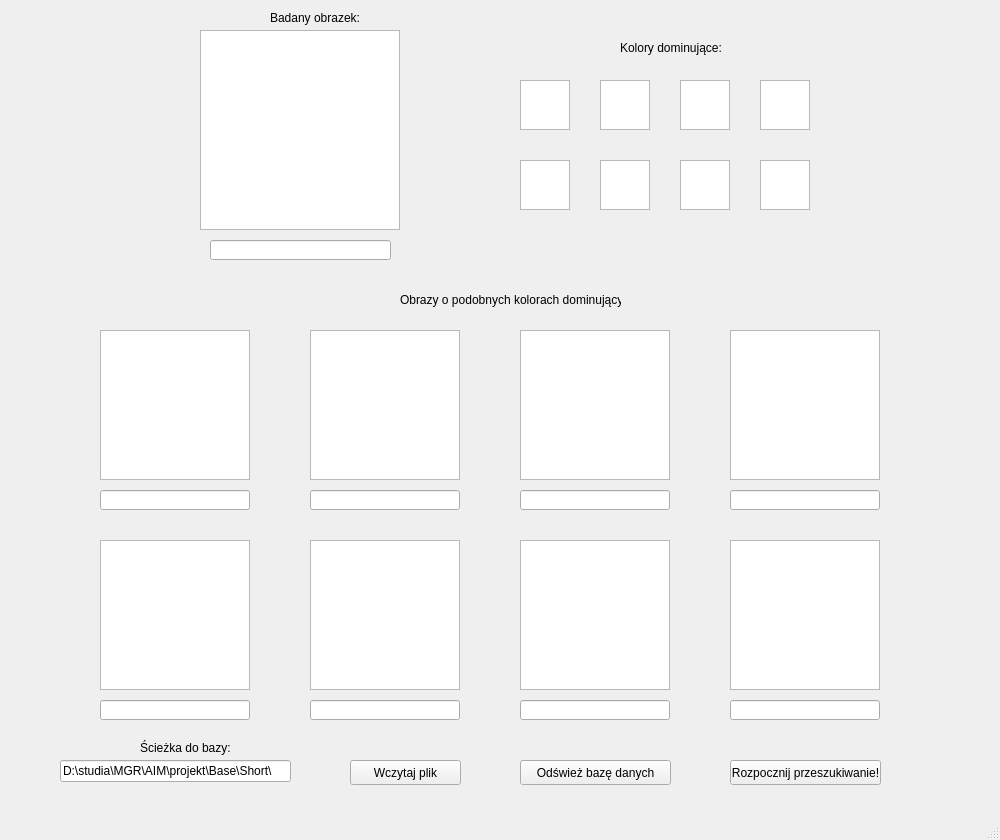
Before: the Qt Designer form AIM/AIM/aim.ui in Insekt0/mytestrepo, drawn with Qt 5.
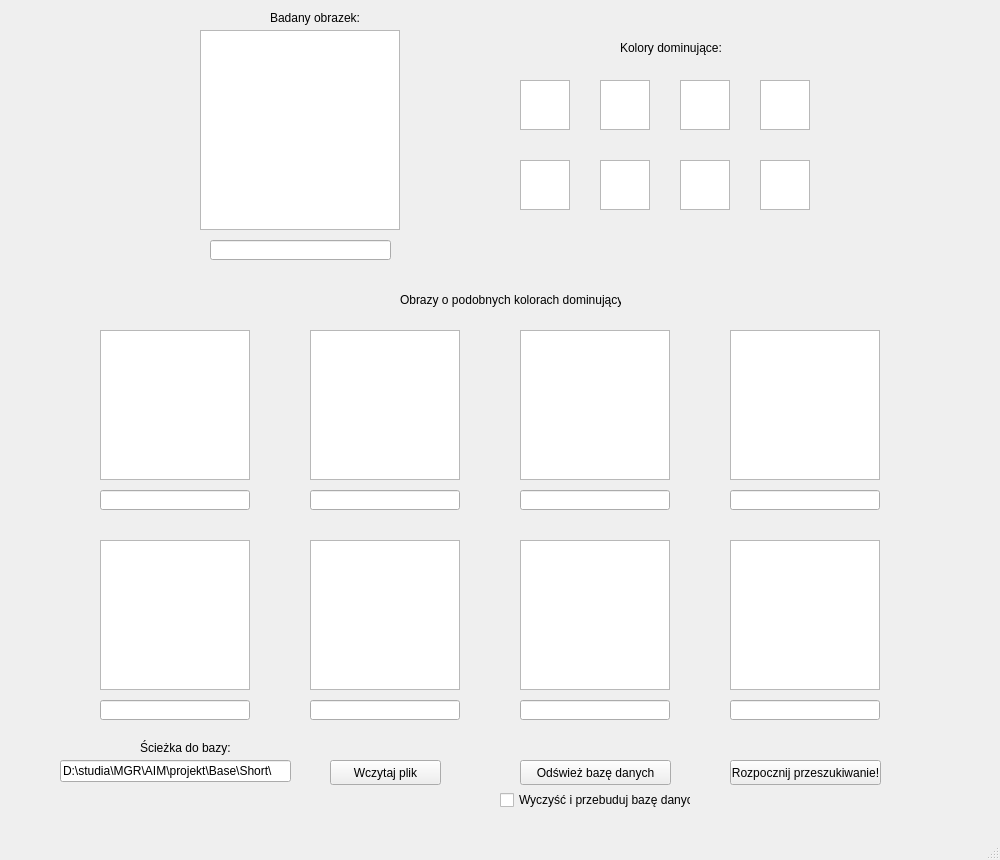
After: the same form once the commit is applied.

Commit message: Improved indexing, added clean rebuild database

Diff of the .ui file:
```diff
--- a/AIM/AIM/aim.ui
+++ b/AIM/AIM/aim.ui
@@ -7,7 +7,7 @@
     <x>0</x>
     <y>0</y>
     <width>1000</width>
-    <height>840</height>
+    <height>860</height>
    </rect>
   </property>
   <property name="sizePolicy">
@@ -19,13 +19,13 @@
   <property name="minimumSize">
    <size>
     <width>1000</width>
-    <height>840</height>
+    <height>860</height>
    </size>
   </property>
   <property name="maximumSize">
    <size>
     <width>1000</width>
-    <height>840</height>
+    <height>860</height>
    </size>
   </property>
   <property name="mouseTracking">
@@ -388,7 +388,7 @@
    <widget class="QPushButton" name="loadButton">
     <property name="geometry">
      <rect>
-      <x>350</x>
+      <x>330</x>
       <y>760</y>
       <width>111</width>
       <height>25</height>
@@ -639,6 +639,19 @@
      <string>Odśwież bazę danych</string>
     </property>
    </widget>
+   <widget class="QCheckBox" name="cleanAndRebuildDatabase">
+    <property name="geometry">
+     <rect>
+      <x>500</x>
+      <y>790</y>
+      <width>191</width>
+      <height>20</height>
+     </rect>
+    </property>
+    <property name="text">
+     <string>Wyczyść i przebuduj bazę danych</string>
+    </property>
+   </widget>
   </widget>
   <widget class="QMenuBar" name="menuBar">
    <property name="geometry">
```
The commit also changes 6 other files.
